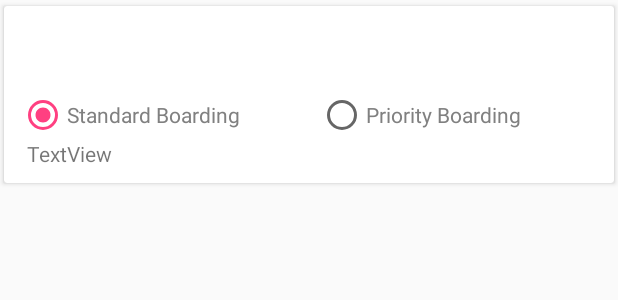
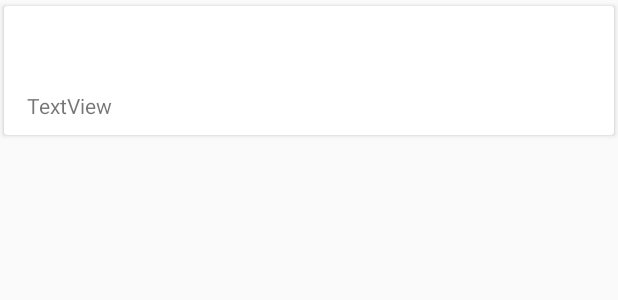
Before and after one commit to seokjunbing/hci, an Android app: the layout item.xml on its own in the app's theme, with its tools: preview values and no code run, on a phone screen of 412 x 824 dp. Shown: the top 300 px of the screen. Run offline under Robolectric (Android 15) with nearby library versions, the phone set to English and light mode, and no system bars.

Commit message:
card folds

```diff
--- a/app/src/main/java/me/junbing/hci/Bus.java
+++ b/app/src/main/java/me/junbing/hci/Bus.java
@@ -10,7 +10,7 @@ public class Bus {
     Boolean priority;
     Boolean selected;
 
-    static String[] times = {"8AM - 11AM", "10AM - 1PM", "12PM - 3PM", "2PM - 5PM", "4PM - 7PM"};
+    static String[] times = {"8AM - 11AM", "10AM - 1PM", "12PM - 3PM", "2PM - 5PM", "4PM - 7PM", "6PM - 9PM"};
 
     public Bus() {
     }
--- a/app/src/main/res/layout/item.xml
+++ b/app/src/main/res/layout/item.xml
@@ -93,7 +93,8 @@
                 android:clickable="false"
                 android:focusable="false"
                 android:saveEnabled="false"
-                android:enabled="true"
+                android:enabled="false"
+                android:visibility="gone"
                 android:background="@android:color/transparent"
                 android:textColor="@android:color/tab_indicator_text"
                 android:text="Standard Boarding" />
@@ -106,7 +107,8 @@
                 android:clickable="false"
                 android:focusable="false"
                 android:saveEnabled="false"
-                android:enabled="true"
+                android:enabled="false"
+                android:visibility="gone"
                 android:background="@android:color/transparent"
                 android:textColor="@android:color/tab_indicator_text"
                 android:text="Priority Boarding" />
```
Also changed, not shown: app/src/main/java/me/junbing/hci/ChooseBus1Activity.java (+12 -0 lines).
